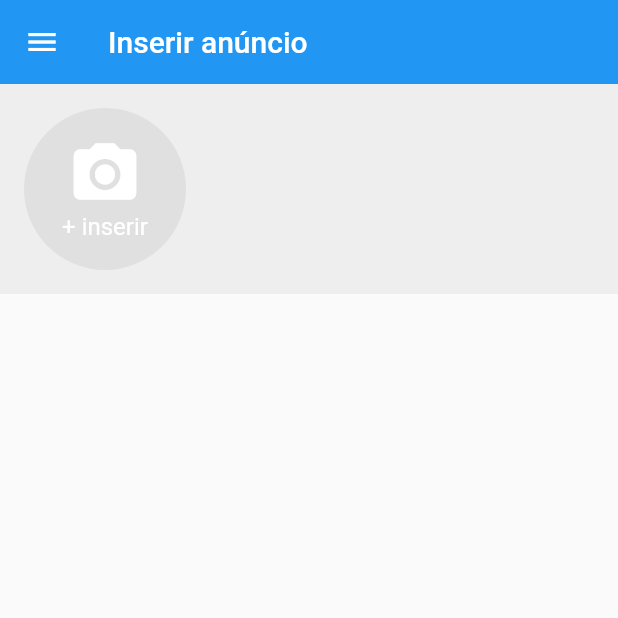
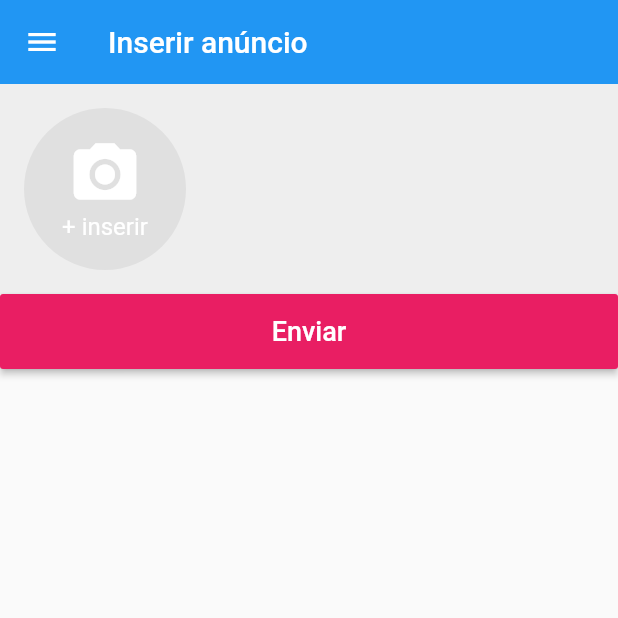
Before and after one commit to maximillianfx/flutter-course, a Flutter app: the screen it shows after launch, swiped to page 2, on a phone screen of 412 x 824 dp, the top half of it. Run offline on Flutter 3.47's test engine with Material 2 defaults, Android fonts, the phone set to English and light mode, and no system bars; our stand-ins replace brasil_fields, carousel_pro, cloud_firestore, firebase_auth, firebase_storage, flutter_speed_dial and 10 more; missing offline and left inert: bloc_pattern, dart:ffi, flutter_youtube; accounts and stored records are empty; key blocks and very long unbroken strings in the code were emptied for the run.

```diff
--- a/xlo/xlo/lib/screens/create/create_screen.dart
+++ b/xlo/xlo/lib/screens/create/create_screen.dart
@@ -24,7 +24,29 @@ class _CreateScreenState extends State<CreateScreen> {
         child: ListView(
           children: <Widget>[
             ImagesField(
+              initialValue: [],
+              onSaved: (images) {
 
+              },
+            ),
+            Container(
+              height: 50,
+              child: RaisedButton(
+                color: Colors.pink,
+                child: Text(
+                  "Enviar",
+                  style: TextStyle(
+                    color: Colors.white,
+                    fontSize: 18,
+                    fontWeight: FontWeight.w500
+                  ),
+                ),
+                onPressed: () {
+                  if (_formKey.currentState.validate()) {
+                    _formKey.currentState.save();
+                  }
+                },
+              ),
             )
           ],
         ),
--- a/xlo/xlo/lib/screens/create/widgets/images_field.dart
+++ b/xlo/xlo/lib/screens/create/widgets/images_field.dart
@@ -3,10 +3,22 @@ import 'package:flutter/material.dart';
 import 'image_source_sheet.dart';
 
 class ImagesField extends StatelessWidget {
+
+  ImagesField({this.onSaved, this.initialValue});
+
+  final FormFieldSetter<List> onSaved;
+  final List initialValue;
+
   @override
   Widget build(BuildContext context) {
     return FormField<List>(
-      initialValue: [],
+      initialValue: initialValue,
+      onSaved: onSaved,
+      validator: (images) {
+        if (images.isEmpty)
+          return "Campo obrigatório";
+        return null;
+      },
       builder: (state) {
         return Column(
           children: <Widget>[
@@ -92,7 +104,19 @@ class ImagesField extends StatelessWidget {
                     }
                   }
               ),
-            )
+            ),
+            if (state.hasError)
+              Container(
+                padding: const EdgeInsets.symmetric(horizontal: 16, vertical: 8),
+                alignment: Alignment.centerLeft,
+                child: Text(
+                  state.errorText,
+                  style: TextStyle(
+                    color: Colors.red,
+                    fontSize: 12
+                  ),
+                ),
+              )
           ],
         );
       },
```
